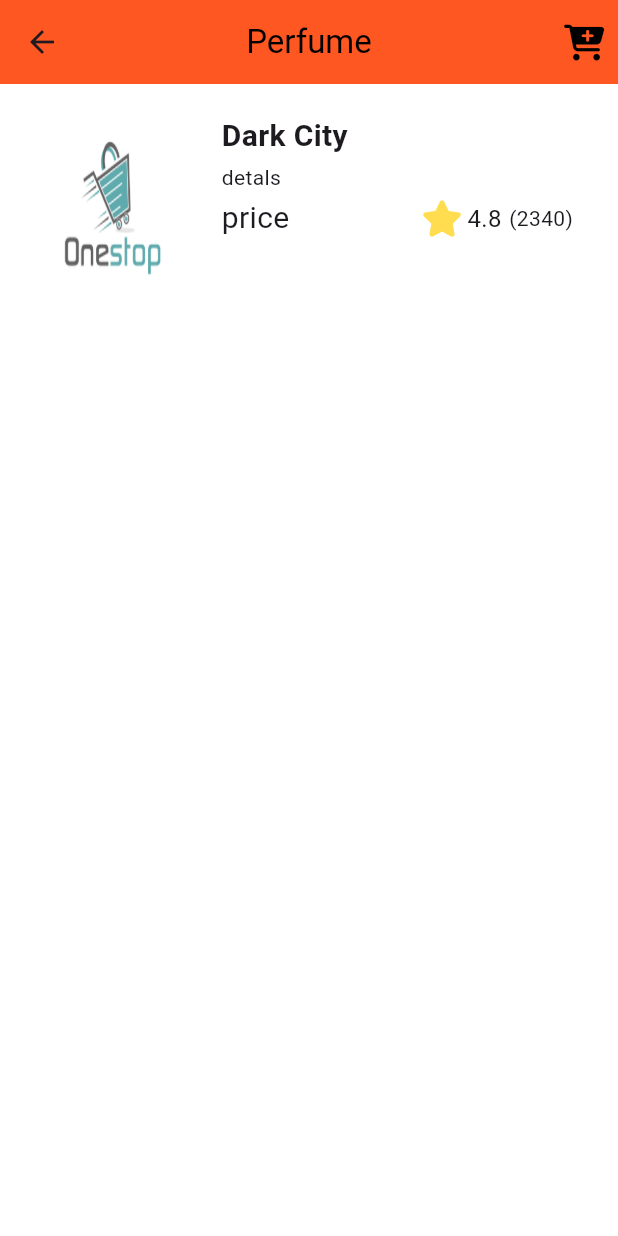
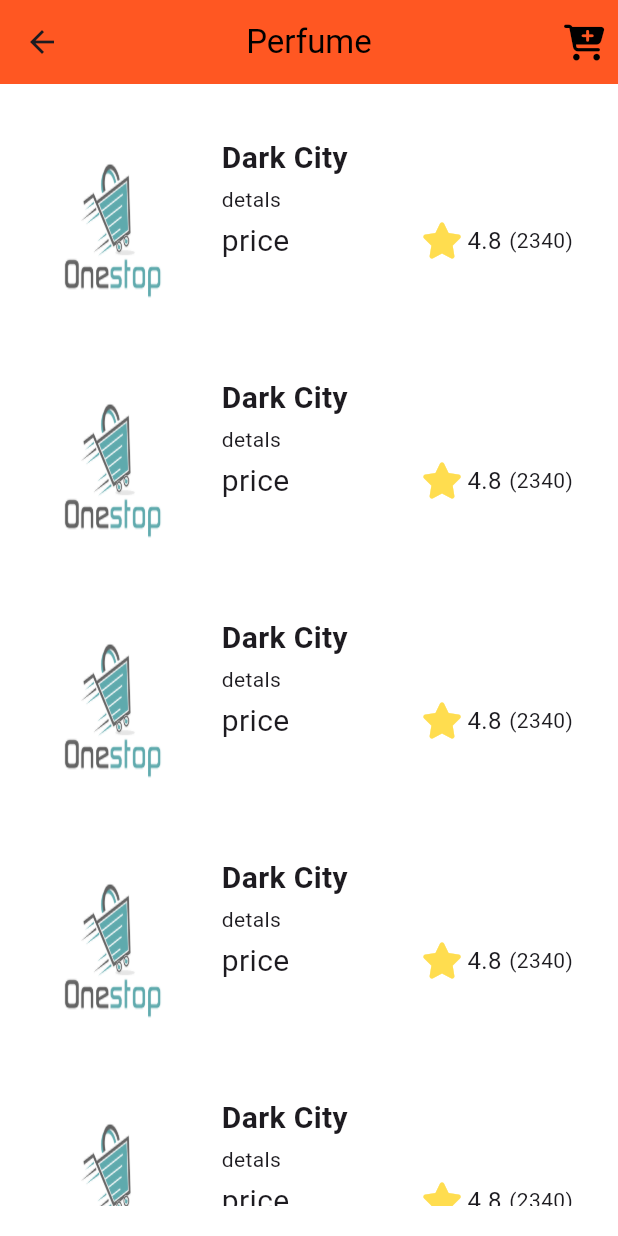
Before and after one commit to YazanMtawej/onestopshop, a Flutter app: the PerfumeViewBody screen opened directly, on a phone screen of 412 x 824 dp. Run offline on Flutter 3.47's test engine with Material 3 defaults, Android fonts, the phone set to English and light mode, and no system bars; our stand-ins replace convex_bottom_bar, device_preview, flutter_svg, font_awesome_flutter, get.

Commit message:
add perfume list view

```diff
--- a/lib/features/Home/data/presentation/views/widgets/pefume_view_body.dart
+++ b/lib/features/Home/data/presentation/views/widgets/pefume_view_body.dart
@@ -1,7 +1,7 @@
 import 'package:flutter/material.dart';
 import 'package:font_awesome_flutter/font_awesome_flutter.dart';
 import 'package:onestopshop/constents.dart';
-import 'package:onestopshop/features/Home/data/presentation/views/widgets/perfum_list_view_item.dart';
+import 'package:onestopshop/features/Home/data/presentation/views/widgets/perfume_list_view.dart';
 
 class PerfumeViewBody extends StatelessWidget {
   const PerfumeViewBody({super.key});
@@ -25,7 +25,7 @@ class PerfumeViewBody extends StatelessWidget {
         padding: const EdgeInsets.symmetric(horizontal: 30,vertical: 20),
         child: const Column(
           children: [
-            PerfumeListViewItem(),
+            PerfumeListView(),
           ],
         ),
       ),
--- a/lib/features/Home/data/presentation/views/widgets/perfum_list_view_item.dart
+++ b/lib/features/Home/data/presentation/views/widgets/perfum_list_view_item.dart
@@ -1,6 +1,7 @@
-
 import 'package:flutter/material.dart';
+import 'package:get/route_manager.dart';
 import 'package:onestopshop/assets.dart';
+import 'package:onestopshop/features/Home/data/presentation/views/product_view.dart';
 import 'package:onestopshop/features/Home/data/presentation/views/widgets/perfume_rating.dart';
 
 class PerfumeListViewItem extends StatelessWidget {
@@ -8,46 +9,63 @@ class PerfumeListViewItem extends StatelessWidget {
 
   @override
   Widget build(BuildContext context) {
-    return  SizedBox(
+    return GestureDetector(
+      onTap: () {
+        Get.to(
+          () => ProductView(),
+          duration: kTabScrollDuration,
+          transition: Transition.fade,
+        );
+      },
+      child: SizedBox(
         height: 130,
         child: Row(
           children: [
             AspectRatio(
-            aspectRatio: 2.7/4,
+              aspectRatio: 2.7 / 4,
               child: Container(
                 decoration: BoxDecoration(
                   borderRadius: BorderRadius.circular(8),
                   image: const DecorationImage(
                     fit: BoxFit.fill,
-                  image: AssetImage(AssetsData.logo,)),
+                    image: AssetImage(AssetsData.logo),
                   ),
                 ),
               ),
-       const   SizedBox(width: 30,),
+            ),
+            const SizedBox(width: 30),
             Expanded(
               child: Column(
                 crossAxisAlignment: CrossAxisAlignment.start,
                 children: [
                   SizedBox(
-                width: MediaQuery.of(context).size.width* .5,
-                child: Text('Dark City',
+                    width: MediaQuery.of(context).size.width * .5,
+                    child: Text(
+                      'Dark City',
                       maxLines: 2,
                       overflow: TextOverflow.ellipsis,
-                style: TextStyle(fontSize: 20,fontWeight: FontWeight.bold),)),
-                SizedBox(height: 3,),
-                Text('detals',style: TextStyle(fontSize: 14,),),
-                 SizedBox(height: 3,),
-                Row(children: const[
-                  Text("price",style: TextStyle(fontSize:20),),
+                      style: TextStyle(
+                        fontSize: 20,
+                        fontWeight: FontWeight.bold,
+                      ),
+                    ),
+                  ),
+                  SizedBox(height: 3),
+                  Text('detals', style: TextStyle(fontSize: 14)),
+                  SizedBox(height: 3),
+                  Row(
+                    children: const [
+                      Text("price", style: TextStyle(fontSize: 20)),
                       Spacer(),
                       PerfumeRating(),
-                ],)
-
+                    ],
+                  ),
                 ],
               ),
             ),
           ],
         ),
+      ),
     );
   }
 }
--- /dev/null
+++ b/lib/features/Home/data/presentation/views/widgets/perfume_list_view.dart
@@ -0,0 +1,22 @@
+import 'package:flutter/material.dart';
+import 'package:onestopshop/features/Home/data/presentation/views/widgets/perfum_list_view_item.dart';
+
+class PerfumeListView extends StatelessWidget {
+  const PerfumeListView({super.key});
+
+  @override
+  Widget build(BuildContext context) {
+    return  Expanded(
+      child: ListView.builder(
+        itemCount: 10,
+        itemBuilder: (context, index) {
+          return Padding(
+            padding: const EdgeInsets.symmetric(vertical: 15),
+            child: const PerfumeListViewItem(),
+          );
+        },
+
+      ),
+    );
+  }
+}
```
Also changed, not shown: lib/features/Home/data/presentation/views/widgets/home_view_body.dart (indentation only). Lines whose indentation alone changed are shown as unchanged.
